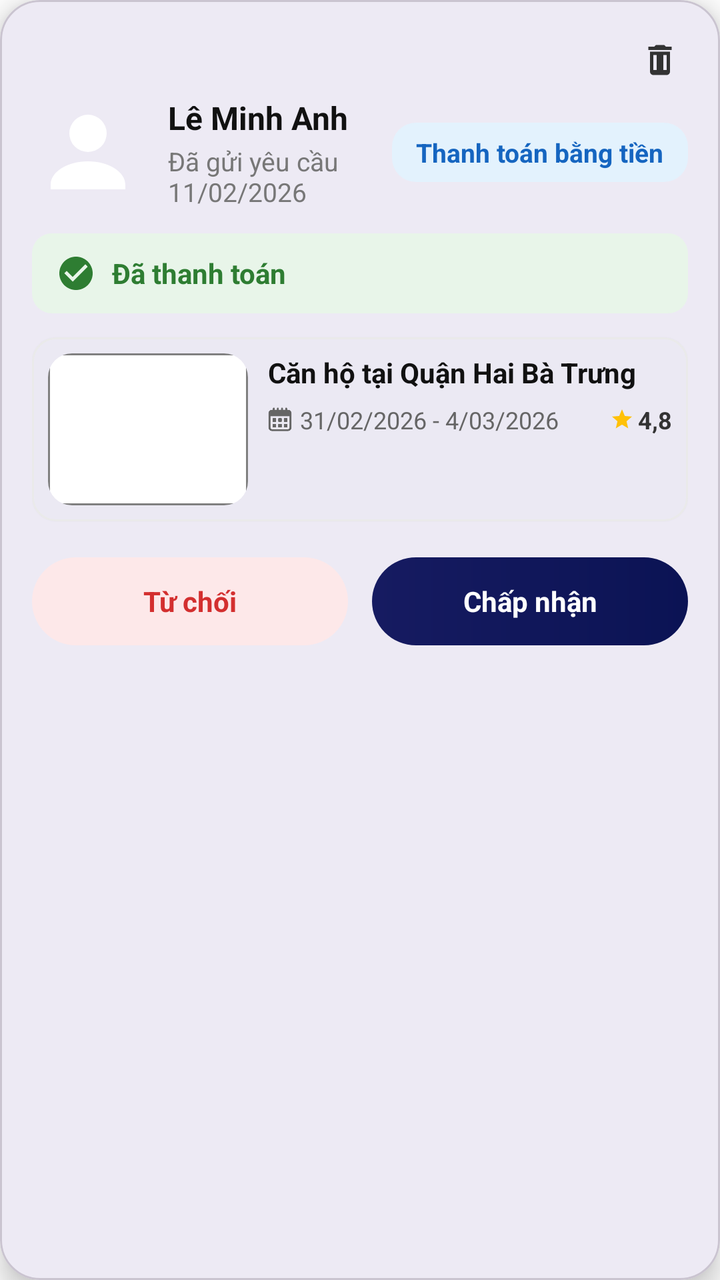
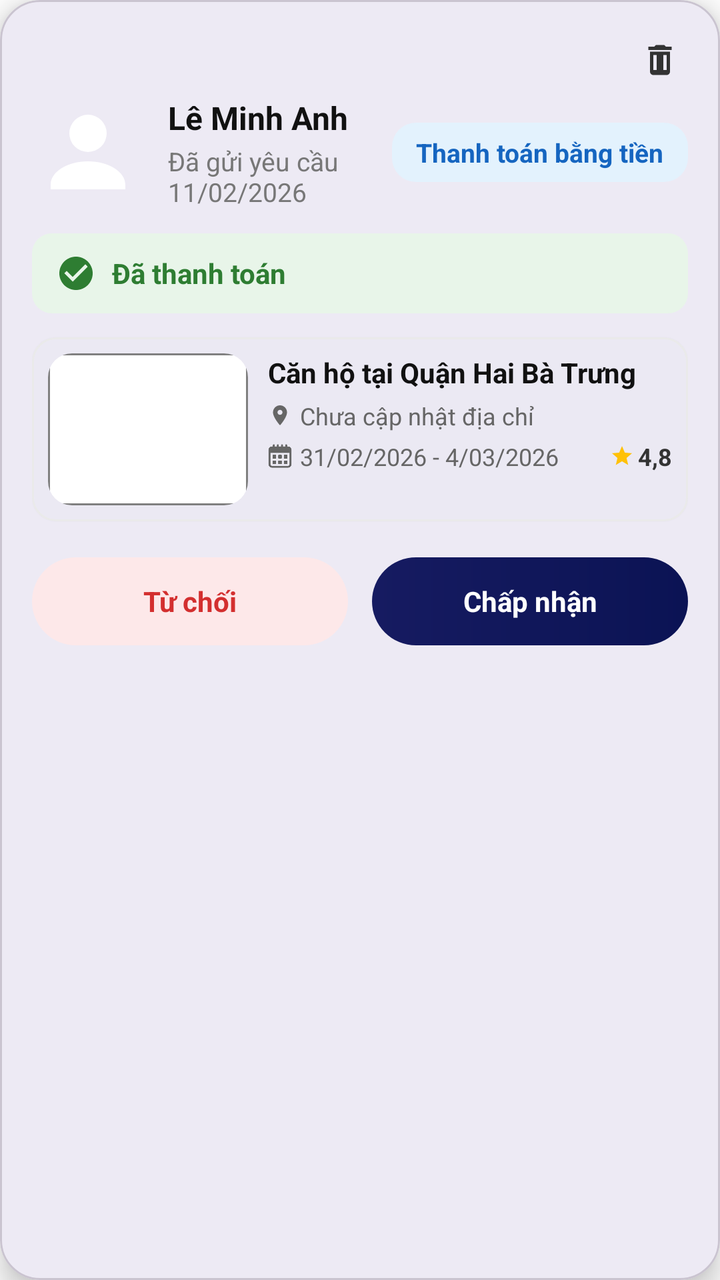

Screens rendered from an Android XML layout before and after an edit, with the pre-edit source and the edit as a unified diff.
<!-- AndroidManifest.xml: application theme Theme.MobileProject -->
<!-- res/layout/dialog_request_money_detail.xml -->
<?xml version="1.0" encoding="utf-8"?>
<com.google.android.material.card.MaterialCardView xmlns:android="http://schemas.android.com/apk/res/android"
    xmlns:app="http://schemas.android.com/apk/res-auto"
    xmlns:tools="http://schemas.android.com/tools"
    android:layout_width="match_parent"
    android:layout_height="wrap_content"
    android:layout_margin="20dp"
    app:cardBackgroundColor="#FFFFFF"
    app:cardCornerRadius="20dp"
    app:cardElevation="8dp">

    <LinearLayout
        android:layout_width="match_parent"
        android:layout_height="wrap_content"
        android:orientation="vertical"
        android:padding="16dp">

        
        <RelativeLayout
            android:layout_width="match_parent"
            android:layout_height="wrap_content">

            <ImageView
                android:id="@+id/btnCloseMoneyDialog"
                android:layout_width="28dp"
                android:layout_height="28dp"
                android:layout_alignParentEnd="true"
                android:background="?attr/selectableItemBackgroundBorderless"
                android:clickable="true"
                android:contentDescription="Đóng"
                android:focusable="true"
                android:padding="4dp"
                android:src="@drawable/ic_delete"
                app:tint="#333333" />

        </RelativeLayout>

        
        <RelativeLayout
            android:layout_width="match_parent"
            android:layout_height="wrap_content"
            android:layout_marginTop="4dp">

            <com.google.android.material.imageview.ShapeableImageView
                android:id="@+id/imgMoneyAvatar"
                android:layout_width="56dp"
                android:layout_height="56dp"
                android:layout_alignParentStart="true"
                android:scaleType="centerCrop"
                android:src="@drawable/ic_user"
                app:shapeAppearanceOverlay="@style/ShapeAppearance.Material3.Corner.Full" />

            <LinearLayout
                android:layout_width="wrap_content"
                android:layout_height="wrap_content"
                android:layout_centerVertical="true"
                android:layout_marginStart="12dp"
                android:layout_toStartOf="@id/txtBadgeMoney"
                android:layout_toEndOf="@id/imgMoneyAvatar"
                android:orientation="vertical">

                <TextView
                    android:id="@+id/txtMoneySenderName"
                    android:layout_width="wrap_content"
                    android:layout_height="wrap_content"
                    android:text="Lê Minh Anh"
                    android:textColor="#111111"
                    android:textSize="16sp"
                    android:textStyle="bold" />

                <TextView
                    android:id="@+id/txtMoneyRequestDate"
                    android:layout_width="wrap_content"
                    android:layout_height="wrap_content"
                    android:layout_marginTop="2dp"
                    android:text="Đã gửi yêu cầu 11/02/2026"
                    android:textColor="#777777"
                    android:textSize="13sp" />

            </LinearLayout>

            <TextView
                android:id="@+id/txtBadgeMoney"
                android:layout_width="wrap_content"
                android:layout_height="wrap_content"
                android:layout_alignParentEnd="true"
                android:layout_centerVertical="true"
                android:background="@drawable/bg_badge_money"
                android:paddingHorizontal="12dp"
                android:paddingVertical="6dp"
                android:text="Thanh toán bằng tiền"
                android:textColor="#1565C0"
                android:textSize="13sp"
                android:textStyle="bold" />

        </RelativeLayout>

        
        <LinearLayout
            android:layout_width="match_parent"
            android:layout_height="wrap_content"
            android:layout_marginTop="12dp"
            android:background="@drawable/bg_banner_paid"
            android:gravity="center_vertical"
            android:orientation="horizontal"
            android:paddingHorizontal="12dp"
            android:paddingVertical="10dp">

            <ImageView
                android:layout_width="20dp"
                android:layout_height="20dp"
                android:src="@drawable/ic_check_green"
                tools:ignore="ContentDescription" />

            <TextView
                android:id="@+id/txtPaymentStatusText"
                android:layout_width="wrap_content"
                android:layout_height="wrap_content"
                android:layout_marginStart="8dp"
                android:text="Đã thanh toán"
                android:textColor="#2E7D32"
                android:textSize="14sp"
                android:textStyle="bold" />

        </LinearLayout>

        
        <com.google.android.material.card.MaterialCardView
            android:layout_width="match_parent"
            android:layout_height="wrap_content"
            android:layout_marginTop="12dp"
            app:cardBackgroundColor="#FFFFFF"
            app:cardCornerRadius="12dp"
            app:cardElevation="1dp"
            app:strokeColor="#EAEAEA"
            app:strokeWidth="1dp">

            <LinearLayout
                android:layout_width="match_parent"
                android:layout_height="wrap_content"
                android:orientation="horizontal"
                android:padding="8dp">

                <RelativeLayout
                    android:layout_width="100dp"
                    android:layout_height="76dp">

                    <com.google.android.material.imageview.ShapeableImageView
                        android:id="@+id/imgMoneyTargetPost"
                        android:layout_width="match_parent"
                        android:layout_height="match_parent"
                        android:scaleType="centerCrop"
                        android:src="@drawable/bg_blank_canvas"
                        app:shapeAppearanceOverlay="@style/ShapeAppearance.Material3.Corner.Medium" />

                    <ImageView
                        android:layout_width="20dp"
                        android:layout_height="20dp"
                        android:layout_alignParentTop="true"
                        android:layout_alignParentEnd="true"
                        android:layout_margin="4dp"
                        android:src="@drawable/ic_heart_outline"
                        app:tint="#FFFFFF"
                        tools:ignore="ContentDescription" />

                </RelativeLayout>

                <LinearLayout
                    android:layout_width="0dp"
                    android:layout_height="wrap_content"
                    android:layout_marginStart="10dp"
                    android:layout_weight="1"
                    android:orientation="vertical">

                    <TextView
                        android:id="@+id/txtMoneyTargetTitle"
                        android:layout_width="match_parent"
                        android:layout_height="wrap_content"
                        android:ellipsize="end"
                        android:maxLines="2"
                        android:text="Căn hộ tại Quận Hai Bà Trưng"
                        android:textColor="#111111"
                        android:textSize="14sp"
                        android:textStyle="bold" />

                    <LinearLayout
                        android:layout_width="match_parent"
                        android:layout_height="wrap_content"
                        android:layout_marginTop="6dp"
                        android:gravity="center_vertical"
                        android:orientation="horizontal">

                        <ImageView
                            android:layout_width="12dp"
                            android:layout_height="12dp"
                            android:src="@drawable/ic_calendar"
                            app:tint="#666666"
                            tools:ignore="ContentDescription" />

                        <TextView
                            android:id="@+id/txtMoneyTargetDates"
                            android:layout_width="wrap_content"
                            android:layout_height="wrap_content"
                            android:layout_marginStart="4dp"
                            android:text="31/02/2026 - 4/03/2026"
                            android:textColor="#666666"
                            android:textSize="12sp" />

                        <View
                            android:layout_width="0dp"
                            android:layout_height="0dp"
                            android:layout_weight="1" />

                        <ImageView
                            android:layout_width="12dp"
                            android:layout_height="12dp"
                            android:src="@drawable/ic_star_yellow"
                            tools:ignore="ContentDescription" />

                        <TextView
                            android:id="@+id/txtMoneyTargetRating"
                            android:layout_width="wrap_content"
                            android:layout_height="wrap_content"
                            android:layout_marginStart="2dp"
                            android:text="4,8"
                            android:textColor="#333333"
                            android:textSize="12sp"
                            android:textStyle="bold" />

                    </LinearLayout>

                </LinearLayout>

            </LinearLayout>

        </com.google.android.material.card.MaterialCardView>

        
        <LinearLayout
            android:layout_width="match_parent"
            android:layout_height="44dp"
            android:layout_marginTop="18dp"
            android:orientation="horizontal"
            android:weightSum="2">

            
            <TextView
                android:id="@+id/btnMoneyReject"
                android:layout_width="0dp"
                android:layout_height="match_parent"
                android:layout_marginEnd="6dp"
                android:layout_weight="1"
                android:background="@drawable/bg_btn_light_red"
                android:clickable="true"
                android:focusable="true"
                android:gravity="center"
                android:text="Từ chối"
                android:textColor="#D32F2F"
                android:textSize="14sp"
                android:textStyle="bold" />

            
            <TextView
                android:id="@+id/btnMoneyAccept"
                android:layout_width="0dp"
                android:layout_height="match_parent"
                android:layout_marginStart="6dp"
                android:layout_weight="1"
                android:background="@drawable/bg_btn_primary_blue"
                android:clickable="true"
                android:focusable="true"
                android:gravity="center"
                android:text="Chấp nhận"
                android:textColor="#FFFFFF"
                android:textSize="14sp"
                android:textStyle="bold" />

        </LinearLayout>

    </LinearLayout>

</com.google.android.material.card.MaterialCardView>
<!-- resources referenced by this layout -->
<resources>
  <!-- drawable bg_badge_money (drawable) -->
  <?xml version="1.0" encoding="utf-8"?>
  <shape xmlns:android="http://schemas.android.com/apk/res/android"
      android:shape="rectangle">
      <solid android:color="#E3F2FD" />
      <corners android:radius="12dp" />
  </shape>
  <!-- drawable bg_banner_paid (drawable) -->
  <?xml version="1.0" encoding="utf-8"?>
  <shape xmlns:android="http://schemas.android.com/apk/res/android"
      android:shape="rectangle">
      <solid android:color="#E8F5E9" />
      <corners android:radius="10dp" />
  </shape>
  <!-- drawable bg_btn_light_red (drawable) -->
  <?xml version="1.0" encoding="utf-8"?>
  <shape xmlns:android="http://schemas.android.com/apk/res/android"
      android:shape="rectangle">
      <solid android:color="#FDE8E9" />
      <corners android:radius="22dp" />
  </shape>
  <!-- drawable bg_btn_primary_blue (drawable) -->
  <?xml version="1.0" encoding="utf-8"?>
  <shape xmlns:android="http://schemas.android.com/apk/res/android"
      android:shape="rectangle">
      <gradient
          android:angle="0"
          android:endColor="#0B1354"
          android:startColor="#161B61" />
      <corners android:radius="22dp" />
  </shape>
  <!-- drawable ic_check_green (drawable) -->
  <?xml version="1.0" encoding="utf-8"?>
  <vector xmlns:android="http://schemas.android.com/apk/res/android"
      android:width="24dp"
      android:height="24dp"
      android:viewportWidth="24"
      android:viewportHeight="24">
    <path
        android:fillColor="#2E7D32"
        android:pathData="M12,2C6.48,2 2,6.48 2,12s4.48,10 10,10 10,-4.48 10,-10S17.52,2 12,2zM10,17l-5,-5 1.41,-1.41L10,14.17l7.59,-7.59L19,8l-9,9z"/>
  </vector>
  <!-- drawable ic_delete (drawable) -->
  <vector xmlns:android="http://schemas.android.com/apk/res/android"
      android:width="24dp"
      android:height="24dp"
      android:viewportWidth="24"
      android:viewportHeight="24">
      <path
          android:fillColor="#FF000000"
          android:pathData="M6,19c0,1.1 0.9,2 2,2h8c1.1,0 2,-0.9 2,-2V7H6v12zM19,4h-3.5l-1,-1h-5l-1,1H5v2h14V4zM8,9h2v9H8zM14,9h2v9h-2z" />
  </vector>
  <!-- drawable ic_star_yellow (drawable) -->
  <?xml version="1.0" encoding="utf-8"?>
  <vector xmlns:android="http://schemas.android.com/apk/res/android" android:width="18dp" android:height="18dp" android:viewportWidth="24" android:viewportHeight="24">
      <path android:fillColor="#FFC107" android:pathData="M12,17.27L18.18,21l-1.64,-7.03L22,9.24l-7.19,-0.61L12,2L9.19,8.63L2,9.24l5.46,4.73L5.82,21z"/>
  </vector>
  <!-- drawable ic_user (drawable) -->
  <?xml version="1.0" encoding="utf-8"?>
  <vector xmlns:android="http://schemas.android.com/apk/res/android"
      android:width="24dp"
      android:height="24dp"
      android:viewportWidth="24"
      android:viewportHeight="24">
  
      <path
          android:fillColor="#FFFFFF"
          android:pathData="M12,12a4,4 0,1 0,0 -8,4 4,0 0,0 0,8zM12,14c-4.42,0 -8,2.24 -8,5v1h16v-1c0,-2.76 -3.58,-5 -8,-5z" />
  
  </vector>
  <style name="Theme.MobileProject" parent="Base.Theme.MobileProject" />
  <style name="Base.Theme.MobileProject" parent="Theme.Material3.Light.NoActionBar">
          <item name="android:windowLightStatusBar">true</item>
          <item name="android:windowBackground">#FFFFFF</item>
          <item name="colorSurface">#FFFFFF</item>
      </style>
  <!-- unchanged entries left out for length: 3 -->
</resources>

<!-- the commit's change to res/layout/dialog_request_money_detail.xml (unified diff, before → after) -->
@@ -183,10 +183,40 @@
                         android:textSize="14sp"
                         android:textStyle="bold" />
 
+                    
+                    <LinearLayout
+                        android:id="@+id/layoutMoneyTargetAddress"
+                        android:layout_width="match_parent"
+                        android:layout_height="wrap_content"
+                        android:layout_marginTop="4dp"
+                        android:gravity="center_vertical"
+                        android:orientation="horizontal">
+
+                        <ImageView
+                            android:layout_width="12dp"
+                            android:layout_height="12dp"
+                            android:src="@drawable/ic_location_pin"
+                            app:tint="#666666"
+                            tools:ignore="ContentDescription" />
+
+                        <TextView
+                            android:id="@+id/txtMoneyTargetAddress"
+                            android:layout_width="match_parent"
+                            android:layout_height="wrap_content"
+                            android:layout_marginStart="4dp"
+                            android:ellipsize="end"
+                            android:maxLines="1"
+                            android:text="Chưa cập nhật địa chỉ"
+                            android:textColor="#666666"
+                            android:textSize="12sp" />
+
+                    </LinearLayout>
+
+                    
                     <LinearLayout
                         android:layout_width="match_parent"
                         android:layout_height="wrap_content"
-                        android:layout_marginTop="6dp"
+                        android:layout_marginTop="4dp"
                         android:gravity="center_vertical"
                         android:orientation="horizontal">
 
@@ -199,21 +229,20 @@
 
                         <TextView
                             android:id="@+id/txtMoneyTargetDates"
-                            android:layout_width="wrap_content"
+                            android:layout_width="0dp"
                             android:layout_height="wrap_content"
                             android:layout_marginStart="4dp"
+                            android:layout_weight="1"
+                            android:ellipsize="end"
+                            android:maxLines="1"
                             android:text="31/02/2026 - 4/03/2026"
                             android:textColor="#666666"
                             android:textSize="12sp" />
 
-                        <View
-                            android:layout_width="0dp"
-                            android:layout_height="0dp"
-                            android:layout_weight="1" />
-
                         <ImageView
                             android:layout_width="12dp"
                             android:layout_height="12dp"
+                            android:layout_marginStart="4dp"
                             android:src="@drawable/ic_star_yellow"
                             tools:ignore="ContentDescription" />
 
<!-- resource entries referenced after the edit -->
@@ -52,6 +52,16 @@
           android:fillColor="#FF000000"
           android:pathData="M6,19c0,1.1 0.9,2 2,2h8c1.1,0 2,-0.9 2,-2V7H6v12zM19,4h-3.5l-1,-1h-5l-1,1H5v2h14V4zM8,9h2v9H8zM14,9h2v9h-2z" />
   </vector>
+  <!-- drawable ic_location_pin (drawable) -->
+  <vector xmlns:android="http://schemas.android.com/apk/res/android"
+      android:width="24dp"
+      android:height="24dp"
+      android:viewportWidth="24"
+      android:viewportHeight="24">
+      <path
+          android:fillColor="#000000"
+          android:pathData="M12,2C8.13,2 5,5.13 5,9c0,5.25 7,13 7,13s7,-7.75 7,-13c0,-3.87 -3.13,-7 -7,-7zM12,11.5c-1.38,0 -2.5,-1.12 -2.5,-2.5s1.12,-2.5 2.5,-2.5 2.5,1.12 2.5,2.5 -1.12,2.5 -2.5,2.5z"/>
+  </vector>
   <!-- drawable ic_star_yellow (drawable) -->
   <?xml version="1.0" encoding="utf-8"?>
   <vector xmlns:android="http://schemas.android.com/apk/res/android" android:width="18dp" android:height="18dp" android:viewportWidth="24" android:viewportHeight="24">
